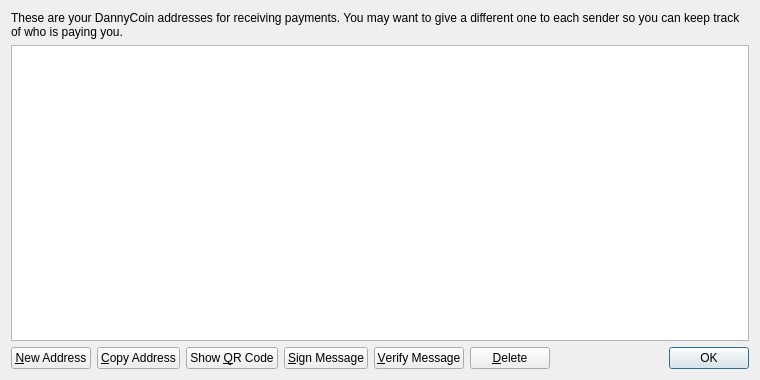
Old version of the form src/qt/forms/addressbookpage.ui in the repository thaReal/DannyCoin.
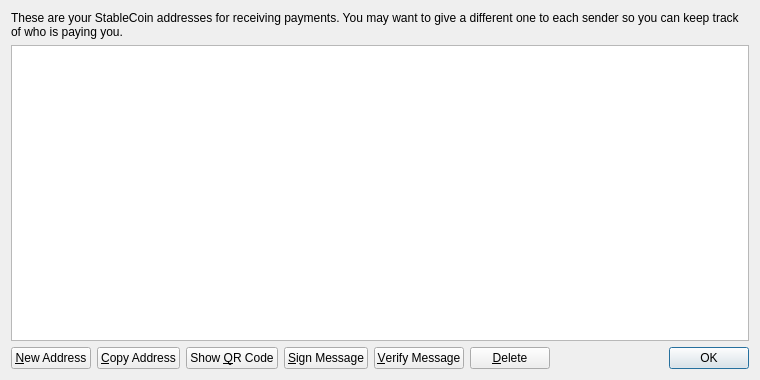
New version of the form. Icons and pictures are not drawn.

Commit message: Fresh start, using StableCoin source as reference

What changed in the file:
```diff
--- a/src/qt/forms/addressbookpage.ui
+++ b/src/qt/forms/addressbookpage.ui
@@ -17,7 +17,7 @@
    <item>
     <widget class="QLabel" name="labelExplanation">
      <property name="text">
-      <string>These are your DannyCoin addresses for receiving payments. You may want to give a different one to each sender so you can keep track of who is paying you.</string>
+      <string>These are your StableCoin addresses for receiving payments. You may want to give a different one to each sender so you can keep track of who is paying you.</string>
      </property>
      <property name="textFormat">
       <enum>Qt::PlainText</enum>
```
Left out of the diff: 4 changed lines with no effect on the pictures. The commit also changes 136 other files.
